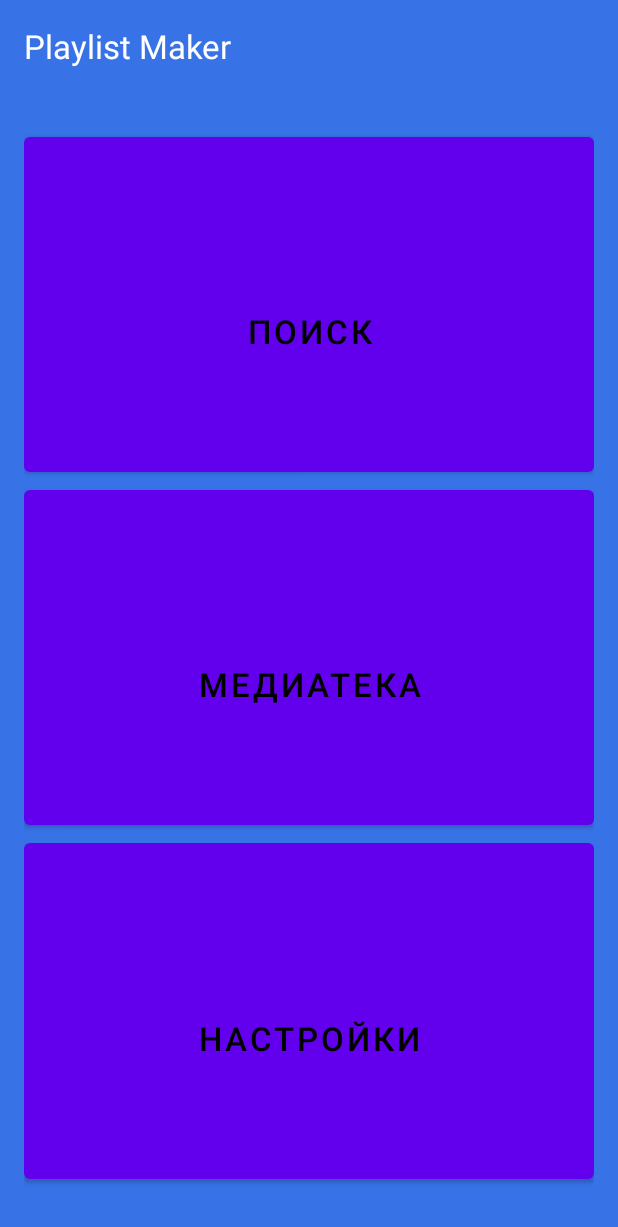
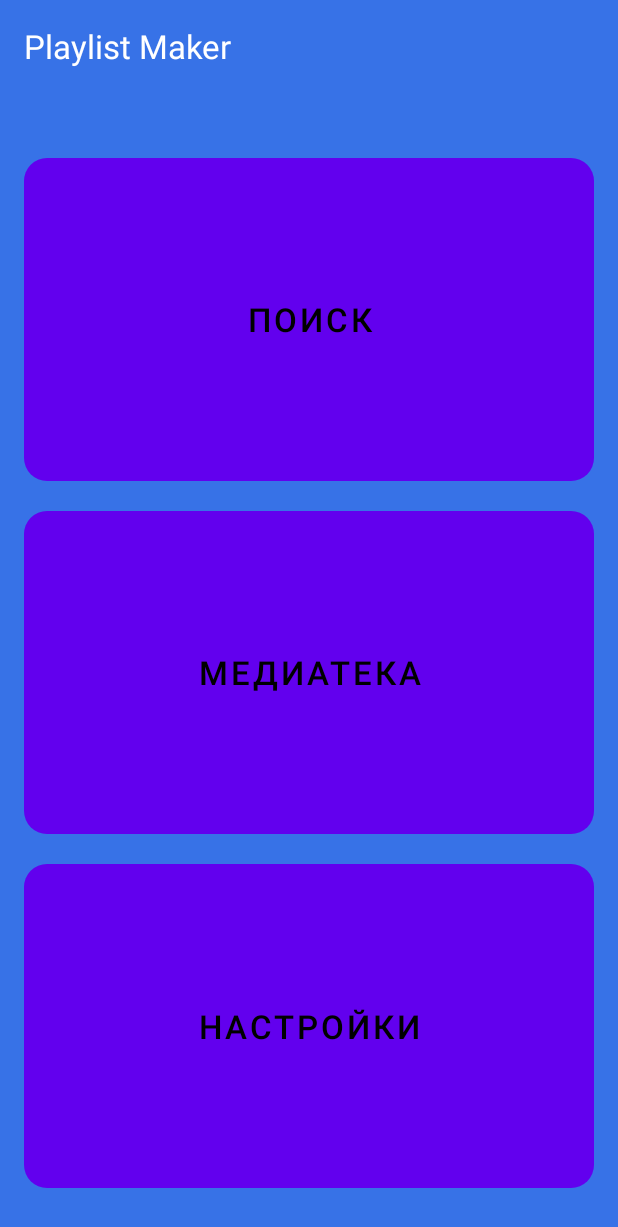
Before and after one commit to AntonVzdor/Playlist-Maker, an Android app: the screen it shows after launch (MainActivity), on a phone screen of 412 x 824 dp. Shown: the top 1227 px of the screen. Run offline under Robolectric (Android 15) with nearby library versions, the phone set to English and light mode, and no system bars.

Commit message:
Вторая версия

```diff
--- /dev/null
+++ b/app/src/main/res/drawable/roundedbutton.xml
@@ -0,0 +1,6 @@
+<?xml version="1.0" encoding="utf-8"?>
+<shape xmlns:android="http://schemas.android.com/apk/res/android"
+    android:shape="rectangle">
+    <solid android:background="@color/white"/>
+    <corners android:radius="15dp"/>
+</shape>
--- a/app/src/main/res/layout/activity_menu.xml
+++ b/app/src/main/res/layout/activity_menu.xml
@@ -1,7 +1,6 @@
 <?xml version="1.0" encoding="utf-8"?>
 <LinearLayout
     xmlns:android="http://schemas.android.com/apk/res/android"
-    xmlns:app="http://schemas.android.com/apk/res-auto"
     android:layout_width="match_parent"
     android:layout_height="match_parent"
     android:background="@color/blue"
@@ -20,29 +19,32 @@
         android:paddingBottom="40dp"/>
 
     <Button
-        android:paddingTop="40dp"
+        android:layout_marginTop="20dp"
         android:layout_width="match_parent"
         android:layout_height="0dp"
         android:layout_weight="1"
         android:text="@string/search"
         android:textColor="@color/black"
-        android:textSize="22dp"/>
+        android:textSize="22dp"
+        android:background="@drawable/roundedbutton"/>
 
     <Button
-        android:paddingTop="40dp"
+        android:layout_marginTop="20dp"
         android:layout_width="match_parent"
         android:layout_height="0dp"
         android:layout_weight="1"
         android:text="@string/media"
         android:textColor="@color/black"
-        android:textSize="22dp"/>
+        android:textSize="22dp"
+        android:background="@drawable/roundedbutton"/>
 
     <Button
-        android:paddingTop="40dp"
+        android:layout_marginTop="20dp"
         android:layout_width="match_parent"
         android:layout_height="0dp"
         android:layout_weight="1"
         android:text="@string/settings"
         android:textColor="@color/black"
-        android:textSize="22dp"/>
+        android:textSize="22dp"
+        android:background="@drawable/roundedbutton"/>
 </LinearLayout>
```
